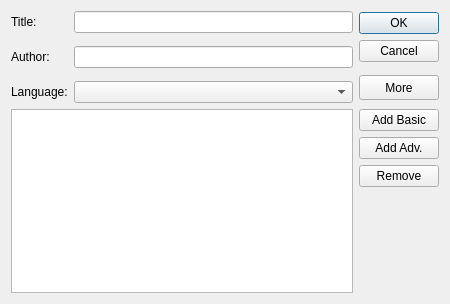
wsw621012/siweiwangsword-sigil, file src/Sigil/Form_Files/MetaEditor.ui: the form before one commit.
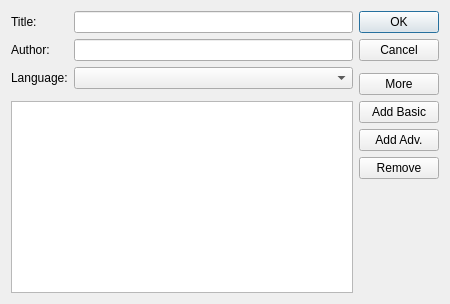
The form after the commit.

Patch:
```diff
--- a/src/Sigil/Form_Files/MetaEditor.ui
+++ b/src/Sigil/Form_Files/MetaEditor.ui
@@ -30,9 +30,6 @@
        <property name="fieldGrowthPolicy">
         <enum>QFormLayout::AllNonFixedFieldsGrow</enum>
        </property>
-       <property name="verticalSpacing">
-        <number>13</number>
-       </property>
        <item row="0" column="0">
         <widget class="QLabel" name="label">
          <property name="text">
```
